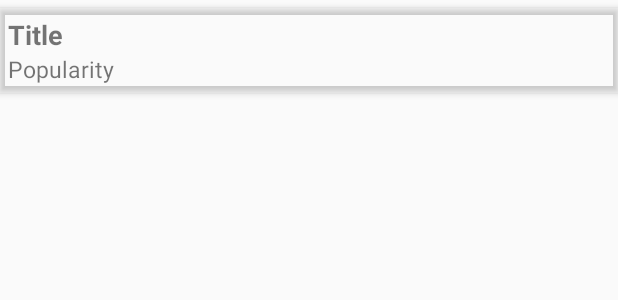
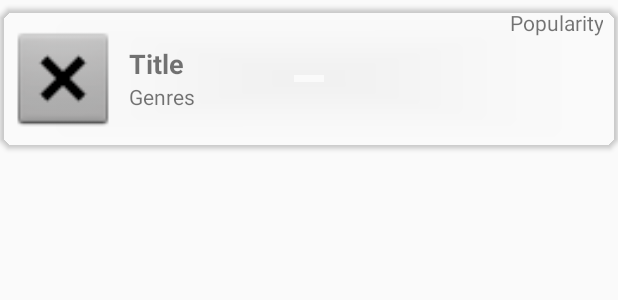
Before and after one commit to ShaishavJogani/Movie-Collection, an Android app: the layout row_movie.xml on its own in the app's theme, with its tools: preview values and no code run, on a phone screen of 412 x 824 dp. Shown: the top 300 px of the screen. Run offline under Robolectric (Android 15) with nearby library versions, the phone set to English and light mode, and no system bars; network calls fail.

Commit message:
Added support for images and genres. UI improve.

```diff
--- a/app/src/main/java/com/example/shais/moviedatabase/utils/LoadMovies.java
+++ /dev/null
@@ -1,5 +0,0 @@
-package com.example.shais.moviedatabase.utils;
-
-/**
- * Created by Shaishav on 3/24/2018.
- */
--- a/app/src/main/java/com/example/shais/moviedatabase/utils/ParseMovies.java
+++ b/app/src/main/java/com/example/shais/moviedatabase/utils/ParseMovies.java
@@ -28,6 +28,10 @@ public class ParseMovies {
             movie.setPosterpath(temp.getString(MovieKeys.poster));
             movie.setPopularity(temp.getString(MovieKeys.popularity));
 
+            JSONArray genre = temp.getJSONArray(MovieKeys.genres);
+            for (int j = 0; j < genre.length(); j++) {
+                movie.addGenres(genre.getInt(j));
+            }
             movies.add(movie);
         }
         return movies;
--- a/app/src/main/res/layout/movielist.xml
+++ b/app/src/main/res/layout/movielist.xml
@@ -4,8 +4,9 @@
     xmlns:tools="http://schemas.android.com/tools"
     android:layout_width="match_parent"
     android:layout_height="match_parent"
-    android:paddingBottom="8dp"
-    android:orientation="vertical">
+    android:layout_marginBottom="3dp"
+    android:orientation="vertical"
+    android:paddingBottom="8dp">
 
     <android.support.v7.widget.RecyclerView
         android:id="@+id/list_movies"
--- a/app/src/main/res/layout/row_movie.xml
+++ b/app/src/main/res/layout/row_movie.xml
@@ -9,8 +9,7 @@
     android:layout_marginTop="5dp"
     android:orientation="vertical"
     card_view:cardBackgroundColor="@android:color/transparent"
-    card_view:cardCornerRadius="2dp"
-    card_view:cardElevation="3dp">
+    card_view:cardCornerRadius="10dp">
 
 
     <LinearLayout
@@ -18,35 +17,69 @@
         android:layout_height="match_parent"
         android:orientation="horizontal">
 
+        <com.android.volley.toolbox.NetworkImageView
+            android:id="@+id/ivImagePoster"
+            android:layout_width="80dp"
+            android:layout_height="90dp"
+            android:layout_margin="2dp"
+            android:padding="2dp"
+
+            android:src="@android:drawable/btn_dialog" />
 
         <LinearLayout
             android:layout_width="wrap_content"
             android:layout_height="match_parent"
             android:layout_gravity="center_vertical"
-            android:layout_margin="5dp"
+            android:layout_marginBottom="5dp"
+            android:layout_marginLeft="2dp"
+            android:layout_marginRight="2dp"
+            android:layout_marginTop="5dp"
+            android:layout_weight="1"
             android:gravity="center_vertical"
             android:orientation="vertical">
 
             <TextView
                 android:id="@+id/tvMovieTitle"
-                android:layout_width="match_parent"
+                android:layout_width="wrap_content"
                 android:layout_height="wrap_content"
                 android:layout_gravity="center_vertical"
+                android:ellipsize="marquee"
+                android:focusable="true"
+                android:focusableInTouchMode="true"
                 android:gravity="center_vertical"
+                android:marqueeRepeatLimit="marquee_forever"
+                android:scrollHorizontally="true"
+                android:singleLine="true"
                 android:text="Title"
                 android:textSize="18sp"
                 android:textStyle="bold" />
 
             <TextView
-                android:id="@+id/tvPopularity"
-                android:layout_width="match_parent"
+                android:id="@+id/tvGeneres"
+                android:layout_width="wrap_content"
                 android:layout_height="wrap_content"
                 android:layout_gravity="center_vertical"
+                android:ellipsize="marquee"
+                android:focusable="true"
+                android:focusableInTouchMode="true"
                 android:gravity="center_vertical"
-                android:text="Popularity"
-                android:textSize="15sp" />
+                android:marqueeRepeatLimit="marquee_forever"
+                android:maxLines="2"
+                android:scrollHorizontally="true"
+                android:text="Genres"
+                android:textSize="14sp" />
 
         </LinearLayout>
+
+        <TextView
+            android:id="@+id/tvPopularity"
+            android:layout_width="wrap_content"
+            android:layout_height="wrap_content"
+            android:layout_gravity="end"
+            android:layout_margin="10dp"
+            android:gravity="end|center_vertical"
+            android:text="Popularity"
+            android:textSize="14sp" />
 
     </LinearLayout>
 
```
Also changed, not shown: app/src/main/java/com/example/shais/moviedatabase/activity/MainActivity.java (+3 -19 lines), app/src/main/java/com/example/shais/moviedatabase/adapter/MovieDisplayAdapter.java (+15 -2 lines), app/src/main/java/com/example/shais/moviedatabase/data_items/Movie.java (+25 -1 lines), app/src/main/java/com/example/shais/moviedatabase/utils/Config.java (added, +61 -0 lines), app/src/main/java/com/example/shais/moviedatabase/utils/Data.java (deleted, +0 -30 lines), app/src/main/java/com/example/shais/moviedatabase/utils/ImageDownloader.java (added, +87 -0 lines).
